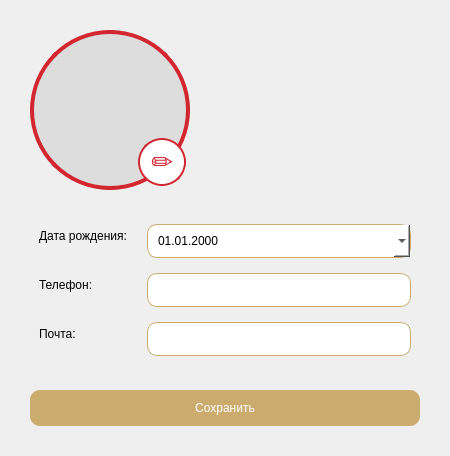
First picture: the form in ui/profile/edit_profile.ui, repository lerakaplich/TaskPlanner2, before the edit.
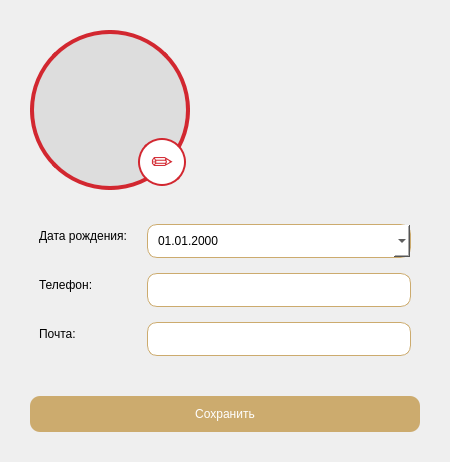
Second picture: the form after the edit.

Patch:
```diff
--- a/ui/profile/edit_profile.ui
+++ b/ui/profile/edit_profile.ui
@@ -7,7 +7,7 @@
     <x>0</x>
     <y>0</y>
     <width>450</width>
-    <height>450</height>
+    <height>462</height>
    </rect>
   </property>
   <property name="windowTitle">
@@ -172,10 +172,17 @@
      </property>
      <property name="styleSheet">
       <string notr="true">QPushButton {
- border-radius: 10px;
- background: #ccab6e;
- color: white;
-}</string>
+             background-color: #ccab6e;
+             color: white;
+             border-radius: 10px;
+             border: none;
+           }
+           QPushButton:hover {
+             background-color: #998664;
+           }
+           QPushButton:pressed {
+             background-color: #7a6a50;
+           }</string>
      </property>
      <property name="text">
       <string>Сохранить</string>
```
